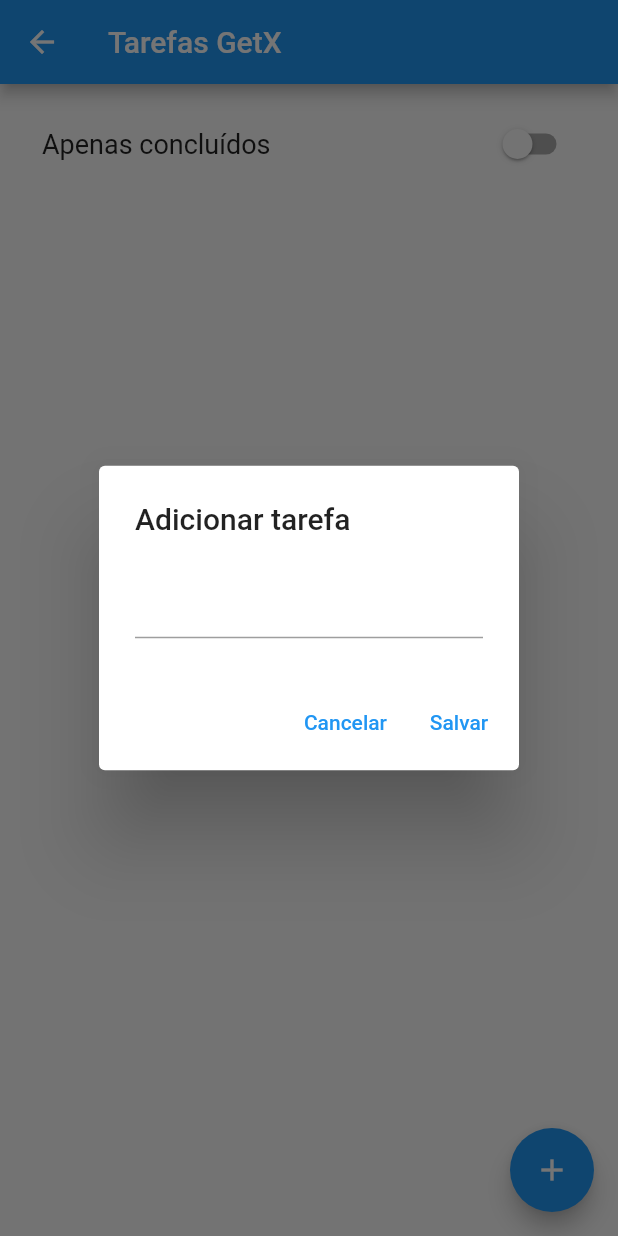
After one commit to MatheusHard/projeto_dio_flutter_especialist, a Flutter app: the ListaDeTarefasGetxPage screen opened directly, after a tap on the "add" icon, on a phone screen of 412 x 824 dp. The commit adds this screen. Run offline on Flutter 3.47's test engine with Material 2 defaults, Android fonts, the phone set to English and light mode, and no system bars; our stand-ins replace flutter_mobx, get, mobx; generated files the repository leaves out were written again; network calls fail.

Commit message:
Modulo GetX -> Lista de TArefas

```diff
--- /dev/null
+++ b/lib/model/tarefa_model.dart
@@ -0,0 +1,25 @@
+import 'package:flutter/material.dart';
+
+class TarefaModel{
+
+  final String _id = UniqueKey().toString();
+
+  String _descricao = "";
+  bool _concluido = false;
+
+  TarefaModel(this._descricao, this._concluido);
+
+  String get id => _id;
+
+  String get descricao => _descricao;
+
+  set descricao(String value) {
+    _descricao = value;
+  }
+
+  bool get concluido => _concluido;
+
+  set concluido(bool value) {
+    _concluido = value;
+  }
+}
--- /dev/null
+++ b/lib/pages/getx/lista_de_tarefas_getx_page.dart
@@ -0,0 +1,101 @@
+import 'package:flutter/material.dart';
+import 'package:get/get.dart';
+
+import '../../service/lista_tarefas_controller.dart';
+
+class ListaDeTarefasGetxPage extends StatelessWidget {
+  ListaDeTarefasGetxPage({super.key});
+
+  var descricaoContoller = TextEditingController();
+
+  var listaTarefasController = ListaTarefasController();
+
+  @override
+  Widget build(BuildContext context) {
+    return Scaffold(
+        appBar: AppBar(title: const Text("Tarefas GetX"),),
+        floatingActionButton: FloatingActionButton(
+          child: const Icon(Icons.add),
+          onPressed: () {
+            descricaoContoller.text = "";
+            showDialog(
+                context: context,
+                builder: (BuildContext bc) {
+                  return AlertDialog(
+                    title: const Text("Adicionar tarefa"),
+                    content: TextField(
+                      controller: descricaoContoller,
+                    ),
+                    actions: [
+                      TextButton(
+                          onPressed: () {
+                            Navigator.pop(context);
+                          },
+                          child: const Text("Cancelar")),
+                      TextButton(
+                          onPressed: () async {
+                            listaTarefasController.adicionar(descricaoContoller.text);
+                            Navigator.pop(context);
+                          },
+                          child: const Text("Salvar"))
+                    ],
+                  );
+                });
+          },
+        ),
+        body: Container(
+          margin: const EdgeInsets.symmetric(horizontal: 16, vertical: 8),
+          child: Column(
+            children: [
+              Container(
+                margin: const EdgeInsets.symmetric(horizontal: 12, vertical: 8),
+                child: Row(
+                  mainAxisAlignment: MainAxisAlignment.spaceBetween,
+                  children: [
+                    const Text(
+                      "Apenas concluídos",
+                      style: TextStyle(fontSize: 18),
+                    ),
+                      Obx(() {
+                          return Switch(
+                              value: listaTarefasController.apenasConcluidos,
+                              onChanged:  listaTarefasController.setApenasConcluidos
+                          );
+                        }
+                    )
+                  ],
+                ),
+              ),
+              Expanded(
+                child: Obx(() {
+                  return ListView.builder(
+                      itemCount: listaTarefasController.tarefas.length,
+                      itemBuilder: (BuildContext bc, int index) {
+                        var tarefa = listaTarefasController.tarefas[index];
+                        return  Dismissible(
+                                onDismissed: (DismissDirection dismissDirection) async {
+                                  listaTarefasController.excluir(tarefa.id);
+                                },
+                                key: Key(tarefa.descricao),
+                                child: ListTile(
+                                  title: Text(tarefa.descricao),
+                                  trailing: Switch(
+                                    onChanged: (bool value) async {
+                                      tarefa.concluido = value;
+                                      listaTarefasController.atualizar(tarefa.id, tarefa.descricao,tarefa.concluido);
+                                    },
+                                    value: tarefa.concluido,
+                                  ),
+                                ),
+                              );
+                            }
+                        );
+
+                }
+                ),
+              ),
+            ],
+          ),
+        ));
+  }
+}
--- a/lib/pages/mobx/lista_de_tarefas_mobx_page.dart
+++ b/lib/pages/mobx/lista_de_tarefas_mobx_page.dart
@@ -15,7 +15,7 @@ class ListaDeTarefasMobxPage extends StatelessWidget {
   @override
   Widget build(BuildContext context) {
     return Scaffold(
-        appBar: AppBar(title: const Text("Tarefas Provider"),),
+        appBar: AppBar(title: const Text("Tarefas MobX"),),
         floatingActionButton: FloatingActionButton(
           child: const Icon(Icons.add),
           onPressed: () {
--- /dev/null
+++ b/lib/service/lista_tarefas_controller.dart
@@ -0,0 +1,36 @@
+import 'package:get/get.dart';
+import 'package:projeto_dio_flutter_especialist/model/tarefa_model.dart';
+
+class ListaTarefasController extends GetxController {
+
+
+  var _apenasconcluidos = false.obs;
+  RxList<TarefaModel> _tarefas = <TarefaModel>[].obs;
+
+
+  List<TarefaModel> get tarefas => _apenasconcluidos.value
+      ? _tarefas.where((element) => element.concluido).toList().obs
+      : _tarefas.toList().obs;
+
+
+  bool get apenasConcluidos => _apenasconcluidos.value;
+
+  void setApenasConcluidos(bool value) {
+    _apenasconcluidos.value = value;
+  }
+
+  adicionar(String descricao){
+    _tarefas.add(TarefaModel(descricao, false));
+  }
+
+  atualizar(String id, String tDescricao, bool tConcluido){
+
+    var tarefa = _tarefas.firstWhere((element) => element.id == id);
+    tarefa.concluido = tConcluido;
+    tarefa.descricao = tDescricao;
+    _tarefas.refresh();
+  }
+  excluir(String id){
+  _tarefas.removeWhere((element) => element.id == id);
+  }
+}
--- a/pubspec.yaml
+++ b/pubspec.yaml
@@ -38,6 +38,7 @@ dependencies:
   provider: ^6.0.3
   mobx: ^2.1.0
   flutter_mobx: ^2.0.6+4
+  get: ^4.6.5
 
 dev_dependencies:
   flutter_test:
```
Also changed, not shown: lib/pages/shared/widgets/drawer.dart (+18 -0 lines), pubspec.lock.
